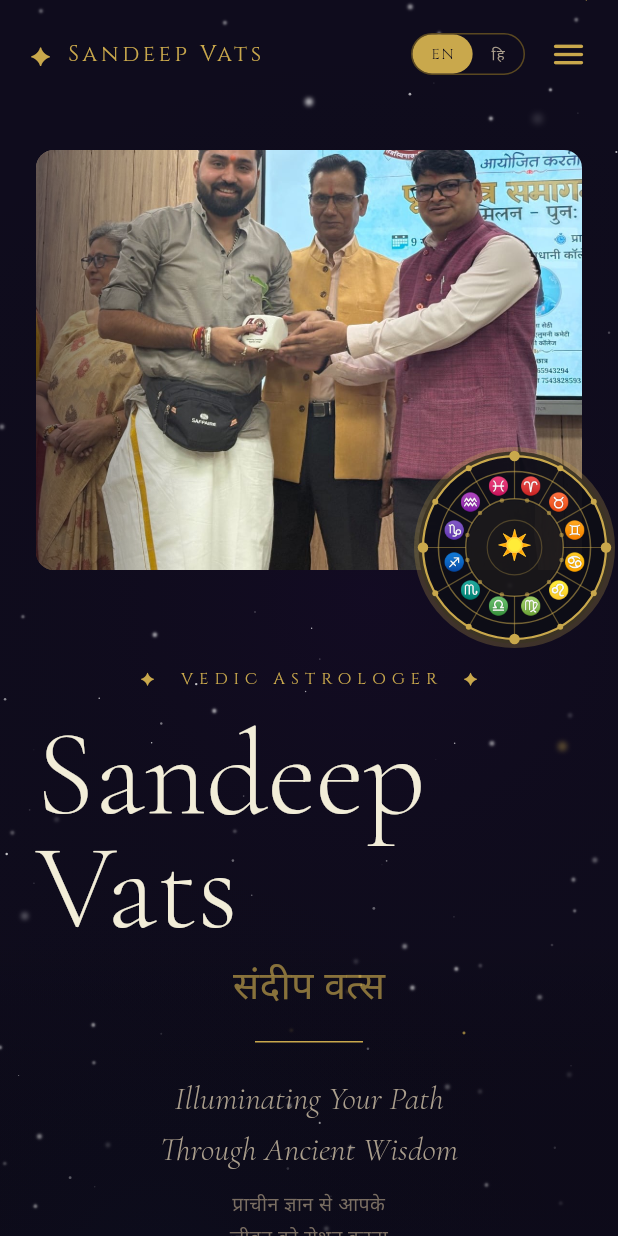
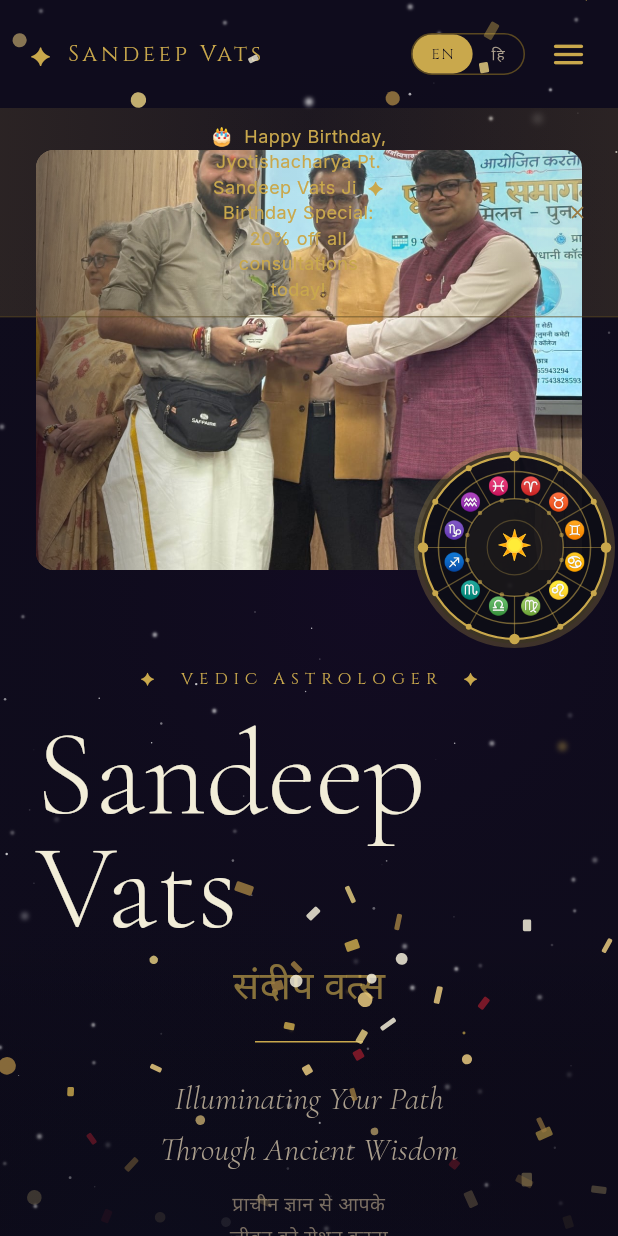
Before and after one commit to Hridaya-Mohit/sandeep-vats, a Flutter app: the screen it shows after launch, on a phone screen of 412 x 824 dp. Run offline on Flutter 3.47's test engine with Material 3 defaults, Android fonts, the phone set to English and light mode, and no system bars; drawn by our look-alikes of flutter_animate; our stand-ins replace flutter_riverpod, go_router, google_fonts.

Commit message:
Add birthday confetti and banner for Sandeep Ji's birthday
Gold confetti animation + dismissible birthday banner shown on June 19.

Co-Authored-By: Claude Sonnet 4.6 <noreply@anthropic.com>

```diff
--- /dev/null
+++ b/lib/core/widgets/birthday_overlay.dart
@@ -0,0 +1,221 @@
+import 'dart:math';
+import 'package:flutter/material.dart';
+import '../theme/app_colors.dart';
+import '../theme/app_text_styles.dart';
+
+// ── Check if today is Sandeep's birthday (June 19) ────────────────────────────
+
+bool get isBirthday {
+  final now = DateTime.now();
+  return now.month == 6 && now.day == 19;
+}
+
+// ── Confetti Particle ─────────────────────────────────────────────────────────
+
+class _Particle {
+  final double x;        // 0–1 horizontal position
+  final double startY;   // starting vertical offset (-0.3 to 0)
+  final double speed;    // fall speed multiplier
+  final double drift;    // horizontal drift per cycle
+  final double rotation; // initial rotation
+  final double rotSpeed; // rotation speed
+  final double width;    // particle width
+  final double height;   // particle height
+  final Color color;
+  final bool isCircle;
+
+  const _Particle({
+    required this.x,
+    required this.startY,
+    required this.speed,
+    required this.drift,
+    required this.rotation,
+    required this.rotSpeed,
+    required this.width,
+    required this.height,
+    required this.color,
+    required this.isCircle,
+  });
+
+  static List<_Particle> generate(int count) {
+    final rng = Random(42);
+    final colors = [
+      AppColors.gold,
+      AppColors.goldLight,
+      const Color(0xFFF2EDD8), // cream
+      const Color(0xFF8B1A2A), // deep maroon
+      AppColors.goldMuted,
+      const Color(0xFFE0C97E), // warm gold
+    ];
+
+    return List.generate(count, (i) {
+      return _Particle(
+        x: rng.nextDouble(),
+        startY: -rng.nextDouble() * 0.5,
+        speed: 0.06 + rng.nextDouble() * 0.08,
+        drift: (rng.nextDouble() - 0.5) * 0.015,
+        rotation: rng.nextDouble() * pi * 2,
+        rotSpeed: (rng.nextDouble() - 0.5) * 4,
+        width: 5 + rng.nextDouble() * 7,
+        height: 3 + rng.nextDouble() * 4,
+        color: colors[rng.nextInt(colors.length)],
+        isCircle: rng.nextDouble() < 0.2,
+      );
+    });
+  }
+}
+
+// ── Confetti Painter ──────────────────────────────────────────────────────────
+
+class _ConfettiPainter extends CustomPainter {
+  final List<_Particle> particles;
+  final double animValue;
+
+  _ConfettiPainter({required this.particles, required this.animValue});
+
+  @override
+  void paint(Canvas canvas, Size size) {
+    for (final p in particles) {
+      final currentY = ((p.startY + animValue * p.speed) % 1.15);
+      if (currentY < 0) continue;
+
+      final px = (p.x + animValue * p.drift) * size.width;
+      final py = currentY * size.height;
+
+      // Fade in at top, fade out at bottom
+      double opacity = 1.0;
+      if (currentY < 0.05) opacity = currentY / 0.05;
+      if (currentY > 0.88) opacity = (1.0 - currentY) / 0.12;
+      opacity = opacity.clamp(0.0, 1.0) * 0.85;
+
+      final paint = Paint()
+        ..color = p.color.withValues(alpha: opacity)
+        ..style = PaintingStyle.fill;
+
+      canvas.save();
+      canvas.translate(px, py);
+      canvas.rotate(p.rotation + animValue * p.rotSpeed);
+
+      if (p.isCircle) {
+        canvas.drawCircle(Offset.zero, p.width / 2, paint);
+      } else {
+        canvas.drawRRect(
+          RRect.fromRectAndRadius(
+            Rect.fromCenter(center: Offset.zero, width: p.width, height: p.height),
+            const Radius.circular(1),
+          ),
+          paint,
+        );
+      }
+
+      canvas.restore();
+    }
+  }
+
+  @override
+  bool shouldRepaint(_ConfettiPainter old) => old.animValue != animValue;
+}
+
+// ── Confetti Widget ───────────────────────────────────────────────────────────
+
+class BirthdayConfetti extends StatefulWidget {
+  const BirthdayConfetti({super.key});
+
+  @override
+  State<BirthdayConfetti> createState() => _BirthdayConfettiState();
+}
+
+class _BirthdayConfettiState extends State<BirthdayConfetti>
+    with SingleTickerProviderStateMixin {
+  late final AnimationController _ctrl;
+  final _particles = _Particle.generate(70);
+
+  @override
+  void initState() {
+    super.initState();
+    _ctrl = AnimationController(
+      vsync: this,
+      duration: const Duration(seconds: 12),
+    )..repeat();
+  }
+
+  @override
+  void dispose() {
+    _ctrl.dispose();
+    super.dispose();
+  }
+
+  @override
+  Widget build(BuildContext context) {
+    return IgnorePointer(
+      child: RepaintBoundary(
+        child: AnimatedBuilder(
+          animation: _ctrl,
+          builder: (ctx, _) => CustomPaint(
+            painter: _ConfettiPainter(
+              particles: _particles,
+              animValue: _ctrl.value,
+            ),
+            size: Size.infinite,
+          ),
+        ),
+      ),
+    );
+  }
+}
+
+// ── Birthday Banner ───────────────────────────────────────────────────────────
+
+class BirthdayBanner extends StatefulWidget {
+  const BirthdayBanner({super.key});
+
+  @override
+  State<BirthdayBanner> createState() => _BirthdayBannerState();
+}
+
+class _BirthdayBannerState extends State<BirthdayBanner> {
+  bool _dismissed = false;
+
+  @override
+  Widget build(BuildContext context) {
+    if (_dismissed) return const SizedBox.shrink();
+
+    return Container(
+      width: double.infinity,
+      padding: const EdgeInsets.symmetric(horizontal: 20, vertical: 10),
+      decoration: BoxDecoration(
+        gradient: LinearGradient(
+          colors: [
+            AppColors.gold.withValues(alpha: 0.15),
+            AppColors.gold.withValues(alpha: 0.08),
+            AppColors.gold.withValues(alpha: 0.15),
+          ],
+        ),
+        border: const Border(
+          bottom: BorderSide(color: AppColors.borderGold, width: 0.5),
+        ),
+      ),
+      child: Row(
+        children: [
+          const Spacer(),
+          Flexible(
+            child: Text(
+              '🎂  Happy Birthday, Jyotishacharya Pt. Sandeep Vats Ji  ✦  Birthday Special: 20% off all consultations today!',
+              style: AppTextStyles.inter(
+                fontSize: 12,
+                color: AppColors.gold,
+                letterSpacing: 0.3,
+              ),
+              textAlign: TextAlign.center,
+            ),
+          ),
+          const Spacer(),
+          GestureDetector(
+            onTap: () => setState(() => _dismissed = true),
+            child: const Icon(Icons.close, size: 14, color: AppColors.goldMuted),
+          ),
+        ],
+      ),
+    );
+  }
+}
--- a/lib/core/widgets/page_shell.dart
+++ b/lib/core/widgets/page_shell.dart
@@ -1,5 +1,6 @@
 import 'package:flutter/material.dart';
 import '../theme/app_colors.dart';
+import 'birthday_overlay.dart';
 import 'footer.dart';
 import 'nav_bar.dart';
 
@@ -46,7 +47,7 @@ class _PageShellState extends State<PageShell> {
             controller: _scrollController,
             child: Column(
               children: [
-                const SizedBox(height: 72),
+                SizedBox(height: isBirthday ? 72 + 40 : 72),
                 widget.child,
                 const Footer(),
               ],
@@ -56,6 +57,15 @@ class _PageShellState extends State<PageShell> {
             top: 0, left: 0, right: 0,
             child: NavBar(isScrolled: _isScrolled),
           ),
+          if (isBirthday) ...[
+            // Confetti layer — full screen, pointer events ignored
+            const Positioned.fill(child: BirthdayConfetti()),
+            // Birthday banner — sticky below navbar
+            Positioned(
+              top: 72, left: 0, right: 0,
+              child: const BirthdayBanner(),
+            ),
+          ],
         ],
       ),
     );
--- a/lib/features/home/home_page.dart
+++ b/lib/features/home/home_page.dart
@@ -2,6 +2,7 @@ import 'package:flutter/material.dart';
 import 'package:go_router/go_router.dart';
 import '../../core/theme/app_colors.dart';
 import '../../core/theme/app_text_styles.dart';
+import '../../core/widgets/birthday_overlay.dart';
 import '../../core/widgets/footer.dart';
 import '../../core/widgets/nav_bar.dart';
 import '../../data/content/services_data.dart';
@@ -63,6 +64,13 @@ class _HomePageState extends State<HomePage> {
             top: 0, left: 0, right: 0,
             child: NavBar(isScrolled: _isScrolled),
           ),
+          if (isBirthday) ...[
+            const Positioned.fill(child: BirthdayConfetti()),
+            Positioned(
+              top: 72, left: 0, right: 0,
+              child: const BirthdayBanner(),
+            ),
+          ],
         ],
       ),
     );
```
